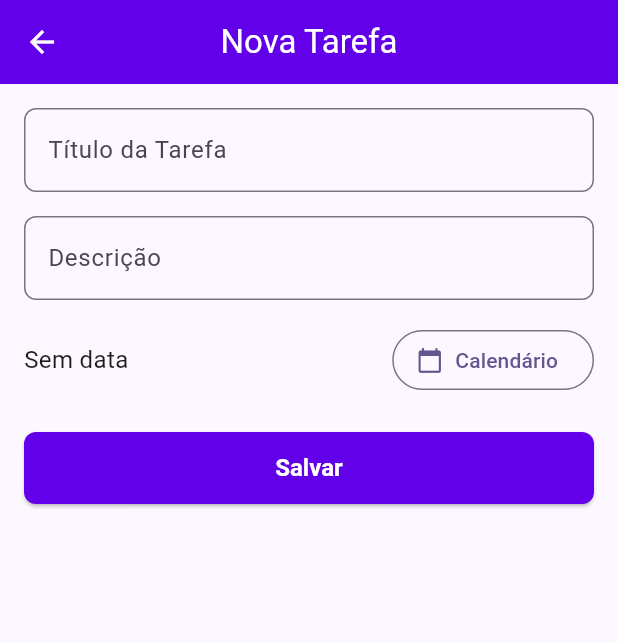
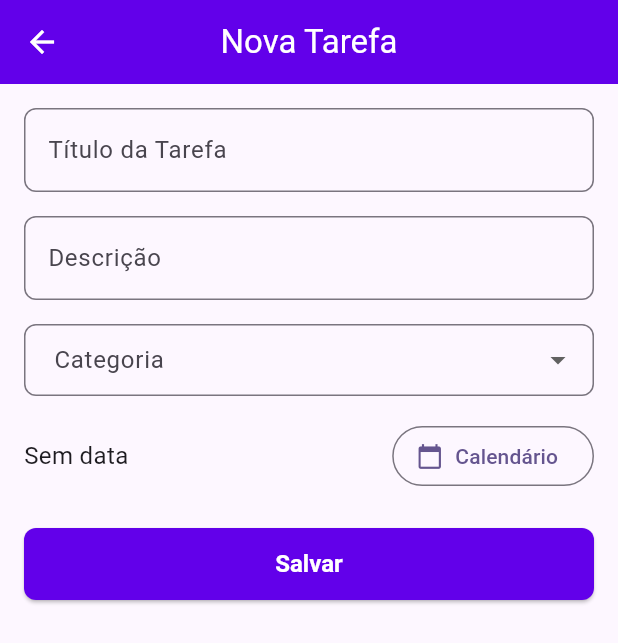
Before and after one commit to J0A0-MartIns/desenvolvimento_mobile_lista_tarefas, a Flutter app: the ItemFormScreen screen opened directly, on a phone screen of 412 x 824 dp. Shown: the top 643 px of the screen. Run offline on Flutter 3.47's test engine with Material 3 defaults, Android fonts, the phone set to English and light mode, and no system bars; our stand-ins replace shared_preferences; accounts and stored records are empty.

Commit message:
Adição de categoria

```diff
--- a/lib/models/item_model.dart
+++ b/lib/models/item_model.dart
@@ -4,6 +4,7 @@ class ItemModel {
   String description;
   bool isCompleted;
   DateTime? dueDate;
+  String? category;
 
   ItemModel({
     required this.id,
@@ -11,6 +12,7 @@ class ItemModel {
     this.description = '',
     this.isCompleted = false,
     this.dueDate,
+    this.category,
   });
 
   ItemModel copyWith({
@@ -19,6 +21,7 @@ class ItemModel {
     String? description,
     bool? isCompleted,
     DateTime? dueDate,
+    String? category,
   }) {
     return ItemModel(
       id: id ?? this.id,
@@ -26,6 +29,7 @@ class ItemModel {
       description: description ?? this.description,
       isCompleted: isCompleted ?? this.isCompleted,
       dueDate: dueDate ?? this.dueDate,
+      category: category ?? this.category,
     );
   }
 
@@ -36,6 +40,7 @@ class ItemModel {
       description: json['description'] ?? '',
       isCompleted: json['isCompleted'] ?? false,
       dueDate: json['dueDate'] != null ? DateTime.parse(json['dueDate']) : null,
+      category: json['category'],
     );
   }
 
@@ -45,6 +50,7 @@ class ItemModel {
       'description': description,
       'isCompleted': isCompleted,
       'dueDate': dueDate?.toIso8601String(),
+      if (category != null) 'category': category,
     };
   }
 }
--- a/lib/screens/item_form_screen.dart
+++ b/lib/screens/item_form_screen.dart
@@ -21,6 +21,17 @@ class _ItemFormScreenState extends State<ItemFormScreen> {
   final _titleController = TextEditingController();
   final _descController = TextEditingController();
   DateTime? _dueDate;
+  String? _category;
+
+  final List<String> _categories = [
+    'Trabalho',
+    'Pessoal',
+    'Estudo',
+    'Saúde',
+    'Finanças',
+    'Casa',
+    'Outros',
+  ];
 
   @override
   void initState() {
@@ -29,6 +40,9 @@ class _ItemFormScreenState extends State<ItemFormScreen> {
       _titleController.text = widget.itemToEdit!.title;
       _descController.text = widget.itemToEdit!.description;
       _dueDate = widget.itemToEdit!.dueDate;
+      if (_categories.contains(widget.itemToEdit!.category)) {
+        _category = widget.itemToEdit!.category;
+      }
     }
   }
 
@@ -46,20 +60,22 @@ class _ItemFormScreenState extends State<ItemFormScreen> {
           _titleController.text,
           _descController.text,
           dueDate: _dueDate,
+          category: _category,
         );
-        ScaffoldMessenger.of(context).showSnackBar(
-          const SnackBar(content: Text('Tarefa incluída!')),
-        );
+        ScaffoldMessenger.of(
+          context,
+        ).showSnackBar(const SnackBar(content: Text('Tarefa incluída!')));
       } else {
         context.read<ItemProvider>().updateItem(
           widget.itemToEdit!.id,
           _titleController.text,
           _descController.text,
           newDueDate: _dueDate,
+          newCategory: _category,
         );
-        ScaffoldMessenger.of(context).showSnackBar(
-          const SnackBar(content: Text('Tarefa editada!')),
-        );
+        ScaffoldMessenger.of(
+          context,
+        ).showSnackBar(const SnackBar(content: Text('Tarefa editada!')));
       }
       Navigator.of(context).pop();
     }
@@ -70,9 +86,7 @@ class _ItemFormScreenState extends State<ItemFormScreen> {
     final isEditing = widget.itemToEdit != null;
 
     return Scaffold(
-      appBar: AppBar(
-        title: Text(isEditing ? 'Editar Tarefa' : 'Nova Tarefa'),
-      ),
+      appBar: AppBar(title: Text(isEditing ? 'Editar Tarefa' : 'Nova Tarefa')),
       body: SingleChildScrollView(
         padding: EdgeInsets.all(AppSpacing.medium.value),
         child: Form(
@@ -84,7 +98,8 @@ class _ItemFormScreenState extends State<ItemFormScreen> {
                 hint: 'Insira o título (obrigatório)',
                 controller: _titleController,
                 validator: (val) {
-                  if (val == null || val.trim().isEmpty) return 'Título é obrigatório';
+                  if (val == null || val.trim().isEmpty)
+                    return 'Título é obrigatório';
                   return null;
                 },
               ),
@@ -94,6 +109,37 @@ class _ItemFormScreenState extends State<ItemFormScreen> {
                 hint: 'Detalhes adicionais (opcional)',
                 controller: _descController,
                 validator: (_) => null,
+              ),
+              SizedBox(height: AppSpacing.medium.value),
+              DropdownButtonFormField<String>(
+                value: _category,
+                decoration: InputDecoration(
+                  labelText: 'Categoria',
+                  border: OutlineInputBorder(
+                    borderRadius: BorderRadius.circular(8),
+                  ),
+                  contentPadding: const EdgeInsets.symmetric(
+                    horizontal: 16,
+                    vertical: 12,
+                  ),
+                ),
+                items: _categories.map((String category) {
+                  return DropdownMenuItem<String>(
+                    value: category,
+                    child: Text(category),
+                  );
+                }).toList(),
+                onChanged: (String? newValue) {
+                  setState(() {
+                    _category = newValue;
+                  });
+                },
+                validator: (val) {
+                  if (val == null || val.isEmpty) {
+                    return 'Categoria é obrigatória';
+                  }
+                  return null;
+                },
               ),
               SizedBox(height: AppSpacing.medium.value),
               Row(
@@ -126,10 +172,7 @@ class _ItemFormScreenState extends State<ItemFormScreen> {
                 ],
               ),
               SizedBox(height: AppSpacing.large.value),
-              PrimaryButton(
-                text: 'Salvar',
-                onPressed: _save,
-              ),
+              PrimaryButton(text: 'Salvar', onPressed: _save),
             ],
           ),
         ),
--- a/lib/widgets/primary_button.dart
+++ b/lib/widgets/primary_button.dart
@@ -32,7 +32,10 @@ class PrimaryButton extends StatelessWidget {
               )
             : Text(
                 text,
-                style: const TextStyle(fontSize: 16, fontWeight: FontWeight.bold),
+                style: const TextStyle(
+                  fontSize: 16,
+                  fontWeight: FontWeight.bold,
+                ),
               ),
       ),
     );
```
Also changed, not shown: lib/providers/auth_provider.dart (+10 -0 lines), lib/providers/item_provider.dart (+85 -28 lines), lib/screens/login_screen.dart (+28 -12 lines), lib/screens/main_list_screen.dart (+58 -16 lines), lib/widgets/app_drawer.dart (+8 -9 lines), lib/widgets/auth_header.dart (+5 -9 lines), lib/widgets/auth_text_field.dart (+4 -4 lines), lib/main.dart (line endings or trailing spaces). Lines whose indentation alone changed are shown as unchanged.
